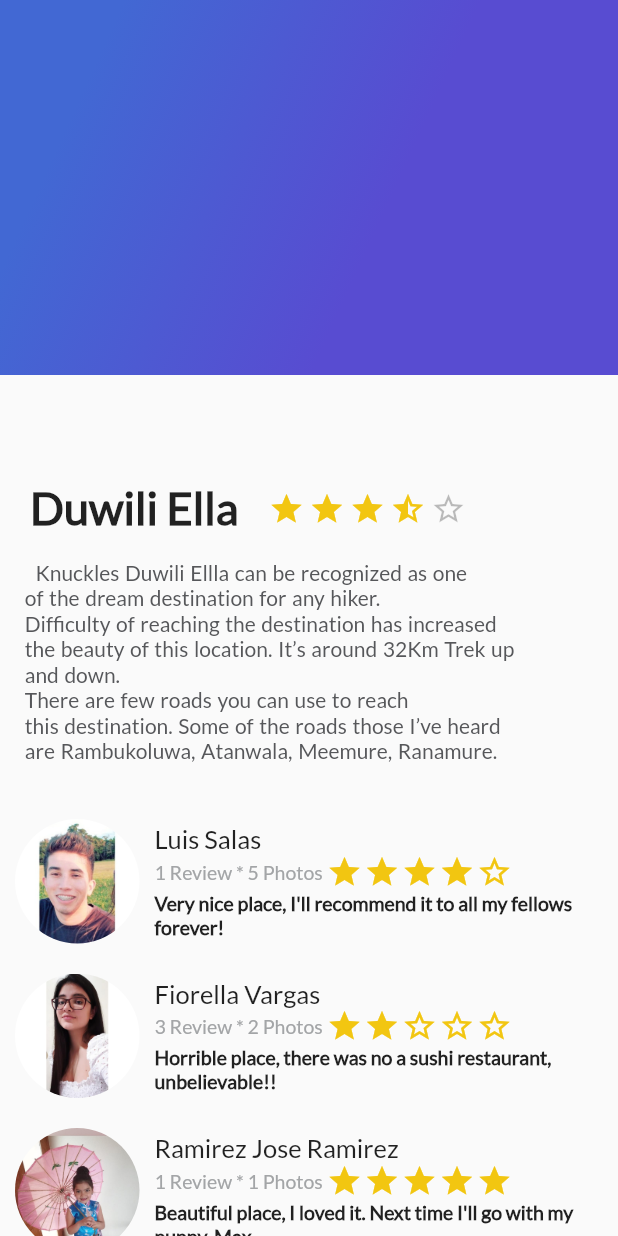
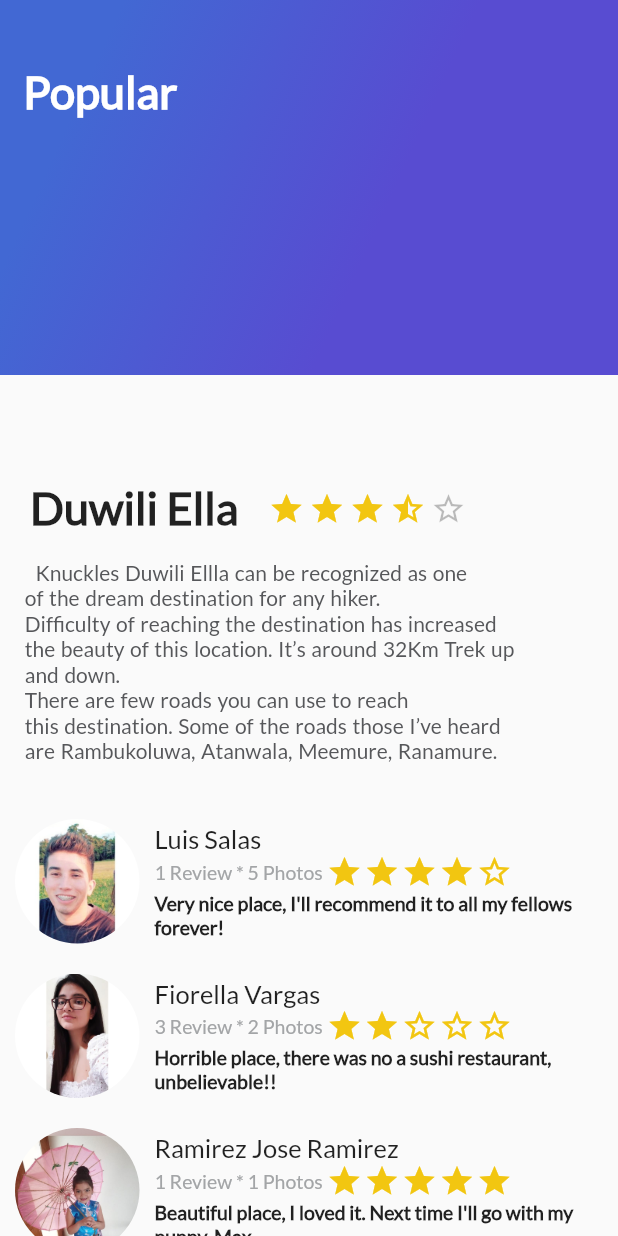
Before and after one commit to Pirris-Salas/FlutterAvanzado, a Flutter app: the screen it shows after launch, on a phone screen of 412 x 824 dp. Run offline on Flutter 3.47's test engine with Material 2 defaults, Android fonts, the phone set to English and light mode, and no system bars; statements that could not run were skipped.

Commit message:
Se crea la clase CardImage para crear el modelo que contendrá cada imagen del listView horizontal. Además se agrega un código en main.dart para dar formato transparente a la barra mas superior. También se agrega un título al gradiente y se le da una ubicación en base a los ejes x and y

```diff
--- a/lib/gradient_back.dart
+++ b/lib/gradient_back.dart
@@ -1,7 +1,14 @@
+import 'dart:io';
+
 import 'package:flutter/cupertino.dart';
 import 'package:flutter/material.dart';
 
 class GradientBack extends StatelessWidget{
+
+  String title;
+
+  GradientBack(this.title);
+
   @override
   Widget build(BuildContext context) {
     return Container(
@@ -18,6 +25,17 @@ class GradientBack extends StatelessWidget{
           tileMode: TileMode.clamp,
         ),
       ),
+
+      child: Text(
+        title,
+        style: TextStyle(
+          color: Colors.white,
+          fontSize: 30.0,
+          fontFamily: "Lato",
+          fontWeight: FontWeight.bold,
+        ),
+      ),
+      alignment: Alignment(-0.9,-0.6),
     );
   }
 
--- a/lib/main.dart
+++ b/lib/main.dart
@@ -1,3 +1,5 @@
+import 'package:flutter/services.dart';
+
 import 'review_list.dart';
 import 'description_place.dart';
 import 'gradient_back.dart';
@@ -6,11 +8,20 @@ import 'package:flutter/material.dart';
 import 'package:flutter/rendering.dart';
 
 void main() {
+
+  //Este fragmento de código hace que la barra superior, donde se ve la hora,
+  //sea de color transparente
+  WidgetsFlutterBinding.ensureInitialized();
+  SystemChrome.setSystemUIOverlayStyle(SystemUiOverlayStyle(
+    statusBarColor: Colors.transparent
+  ));
+
   runApp(MyApp());
 }
 
 class MyApp extends StatelessWidget {
 
+  String title = "Popular";
   String description =
   """
         Knuckles Duwili Ellla can be recognized as one
@@ -54,7 +65,7 @@ class MyApp extends StatelessWidget {
                 ReviewList(),
               ],
             ),
-            GradientBack(),
+            GradientBack(title),
           ],
         )
       )
--- a/pubspec.yaml
+++ b/pubspec.yaml
@@ -53,6 +53,12 @@ flutter:
      - assets/img/profile.jpg
      - assets/img/suqui.jpg
      - assets/img/ramirez.jpg
+     - assets/img/camping.jpg
+     - assets/img/fall.jpg
+     - assets/img/forest.jpg
+     - assets/img/rock.jpg
+     - assets/img/waterfall.jpg
+     - assets/img/waterfall2.jpg
 
   # An image asset can refer to one or more resolution-specific "variants", see
   # https://flutter.dev/assets-and-images/#resolution-aware.
```
Also changed, not shown: lib/card_image.dart (added, +40 -0 lines), assets/img/camping.jpg (added), assets/img/fall.jpg (added), assets/img/forest.jpg (added), assets/img/rock.jpg (added), assets/img/waterfall.jpg (added), assets/img/waterfall2.jpg (added), 1 other file.
